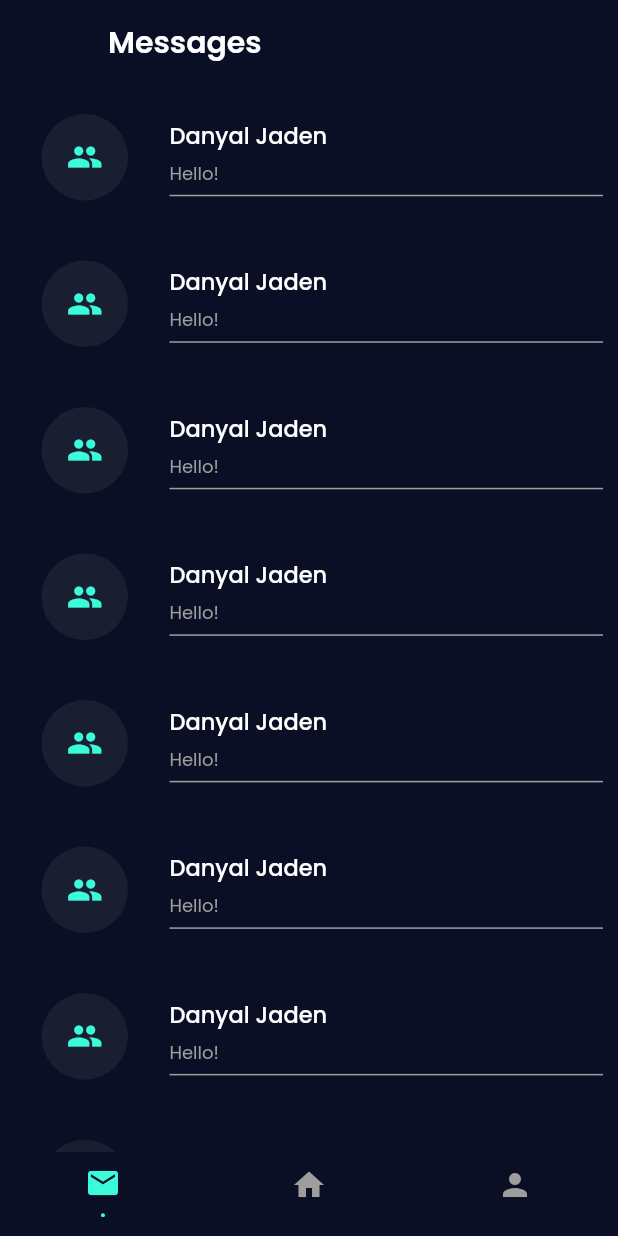
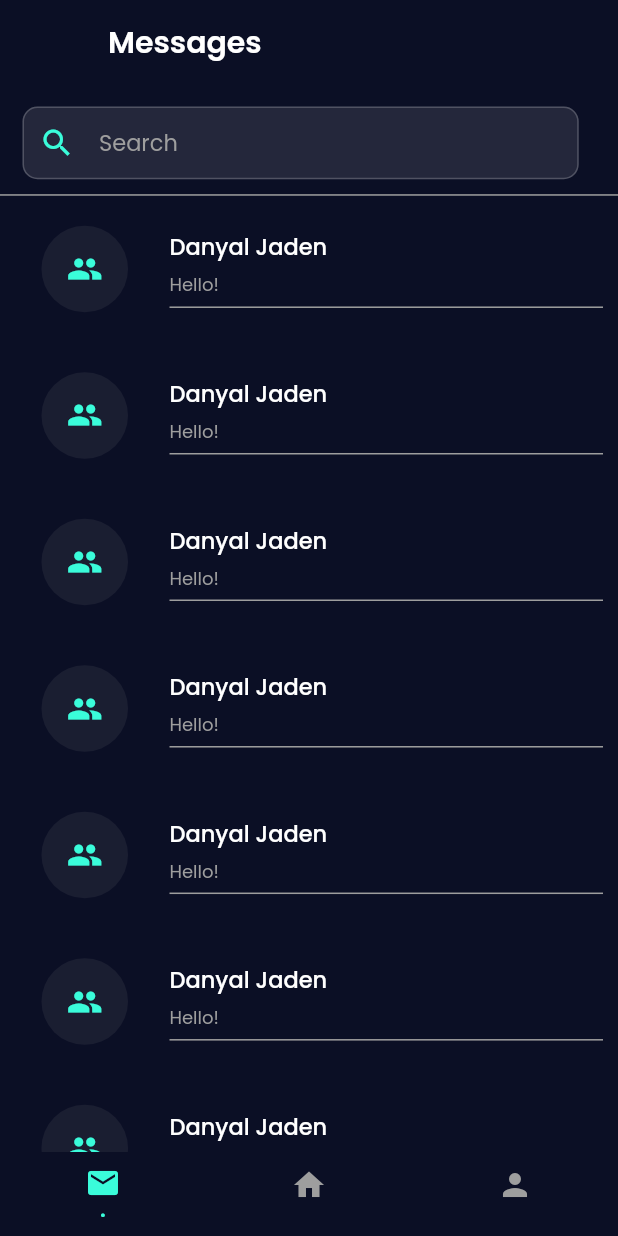
Before and after one commit to hamza-al/findr, a Flutter app: the Nav screen opened directly, on a phone screen of 412 x 824 dp. Run offline on Flutter 3.47's test engine with Material 2 defaults, Android fonts, the phone set to English and light mode, and no system bars; our stand-ins replace firebase_auth, firebase_core, google_fonts; missing offline and left inert: flutter_swipable; accounts and stored records are empty.

Commit message:
Update messagesPage.dart

```diff
--- a/lib/pages/messagesPage.dart
+++ b/lib/pages/messagesPage.dart
@@ -1,4 +1,5 @@
 import 'package:findr/widgets/chatIcon.dart';
+import 'package:findr/widgets/textbox.dart';
 import 'package:flutter/material.dart';
 
 class MessagesPage extends StatelessWidget {
@@ -6,12 +7,30 @@ class MessagesPage extends StatelessWidget {
 
   @override
   Widget build(BuildContext context) {
-    return Container(
-      child: ListView.builder(
-          itemCount: 30,
-          itemBuilder: (BuildContext ctx, int index) {
-            return ChatIcon();
-          }),
+    return Column(
+      crossAxisAlignment: CrossAxisAlignment.start,
+      children: [
+        Container(
+          margin: EdgeInsets.only(bottom: 10, left: 15),
+          child: CustomText(
+              hint: 'Search',
+              icon: Icons.search,
+              isPassword: false,
+              controller: TextEditingController()),
+        ),
+        Container(
+          height: 1,
+          width: double.infinity,
+          color: Colors.grey,
+        ),
+        Expanded(
+          child: ListView.builder(
+              itemCount: 30,
+              itemBuilder: (BuildContext ctx, int index) {
+                return ChatIcon();
+              }),
+        ),
+      ],
     );
   }
 }
```
